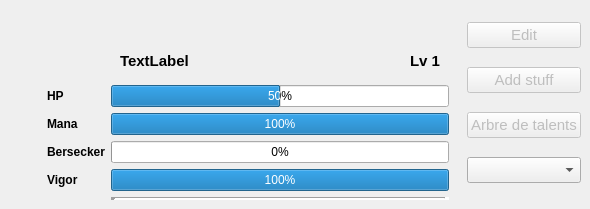
r0nd0ud0u/qt-rpg, file app/view/forms/heropanel.ui: the form before one commit.
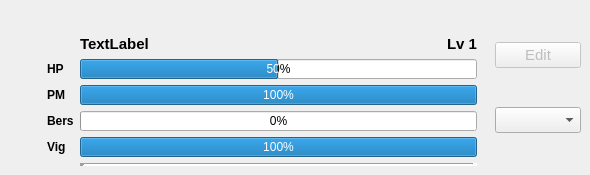
The form after the commit. Custom widgets are drawn as their Qt base class.

Diff of the .ui file:
```diff
--- a/app/view/forms/heropanel.ui
+++ b/app/view/forms/heropanel.ui
@@ -7,7 +7,7 @@
     <x>0</x>
     <y>0</y>
     <width>590</width>
-    <height>209</height>
+    <height>161</height>
    </rect>
   </property>
   <property name="windowTitle">
@@ -156,6 +156,18 @@
             <property name="spacing">
              <number>0</number>
             </property>
+            <property name="leftMargin">
+             <number>0</number>
+            </property>
+            <property name="topMargin">
+             <number>0</number>
+            </property>
+            <property name="rightMargin">
+             <number>0</number>
+            </property>
+            <property name="bottomMargin">
+             <number>0</number>
+            </property>
             <item>
              <widget class="QLabel" name="hero_name">
               <property name="sizePolicy">
@@ -199,6 +211,12 @@
          </item>
          <item row="3" column="1">
           <widget class="QProgressBar" name="hp_Bar">
+           <property name="maximumSize">
+            <size>
+             <width>16777215</width>
+             <height>20</height>
+            </size>
+           </property>
            <property name="font">
             <font>
              <pointsize>9</pointsize>
@@ -214,6 +232,12 @@
          </item>
          <item row="5" column="1">
           <widget class="QProgressBar" name="mana_bar">
+           <property name="maximumSize">
+            <size>
+             <width>16777215</width>
+             <height>20</height>
+            </size>
+           </property>
            <property name="font">
             <font>
              <pointsize>9</pointsize>
@@ -233,12 +257,18 @@
             </font>
            </property>
            <property name="text">
-            <string>Bersecker</string>
+            <string>Bers</string>
            </property>
           </widget>
          </item>
          <item row="7" column="1">
           <widget class="QProgressBar" name="bersecker_bar">
+           <property name="maximumSize">
+            <size>
+             <width>16777215</width>
+             <height>20</height>
+            </size>
+           </property>
            <property name="font">
             <font>
              <pointsize>9</pointsize>
@@ -251,6 +281,12 @@
          </item>
          <item row="9" column="1">
           <widget class="QProgressBar" name="vigor_bar">
+           <property name="maximumSize">
+            <size>
+             <width>16777215</width>
+             <height>20</height>
+            </size>
+           </property>
            <property name="font">
             <font>
              <pointsize>9</pointsize>
@@ -293,7 +329,7 @@
             </font>
            </property>
            <property name="text">
-            <string>Mana</string>
+            <string>PM</string>
            </property>
           </widget>
          </item>
@@ -306,13 +342,41 @@
             </font>
            </property>
            <property name="text">
-            <string>Vigor</string>
+            <string>Vig</string>
            </property>
           </widget>
          </item>
          <item row="0" column="1">
           <widget class="DotView" name="verticalWidget" native="true">
-           <layout class="QVBoxLayout" name="verticalLayout_3"/>
+           <property name="minimumSize">
+            <size>
+             <width>0</width>
+             <height>20</height>
+            </size>
+           </property>
+           <property name="maximumSize">
+            <size>
+             <width>16777215</width>
+             <height>20</height>
+            </size>
+           </property>
+           <layout class="QVBoxLayout" name="verticalLayout_3">
+            <property name="spacing">
+             <number>0</number>
+            </property>
+            <property name="leftMargin">
+             <number>0</number>
+            </property>
+            <property name="topMargin">
+             <number>0</number>
+            </property>
+            <property name="rightMargin">
+             <number>0</number>
+            </property>
+            <property name="bottomMargin">
+             <number>0</number>
+            </property>
+           </layout>
           </widget>
          </item>
         </layout>
@@ -337,26 +401,6 @@
            </property>
           </widget>
          </item>
-         <item>
-          <widget class="QPushButton" name="stuff_button">
-           <property name="enabled">
-            <bool>false</bool>
-           </property>
-           <property name="text">
-            <string>Add stuff</string>
-           </property>
-          </widget>
-         </item>
-         <item>
-          <widget class="QPushButton" name="talent_tree_button">
-           <property name="enabled">
-            <bool>false</bool>
-           </property>
-           <property name="text">
-            <string>Arbre de talents</string>
-           </property>
-          </widget>
-         </item>
          <item>
           <widget class="QComboBox" name="form_comboBox"/>
          </item>
```
